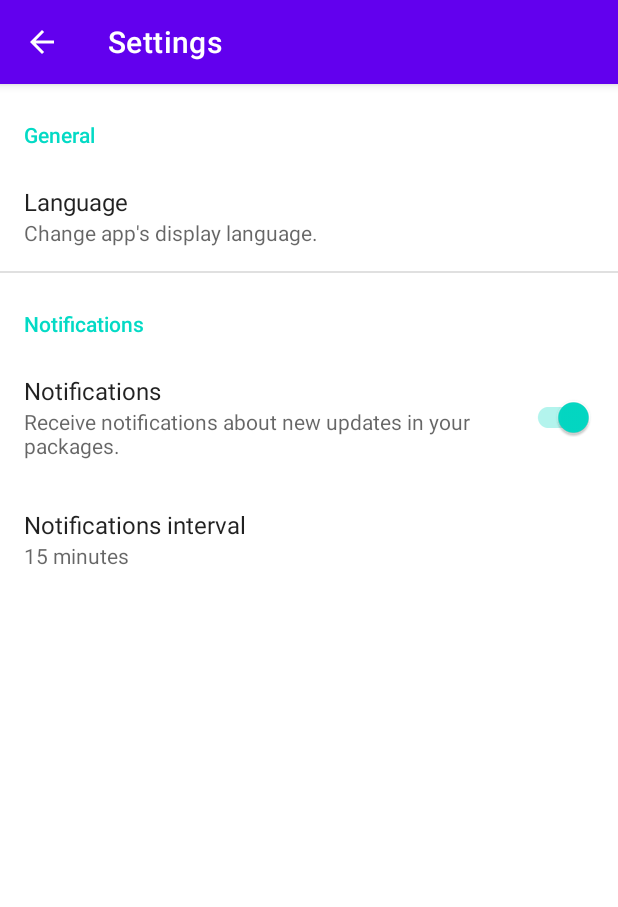
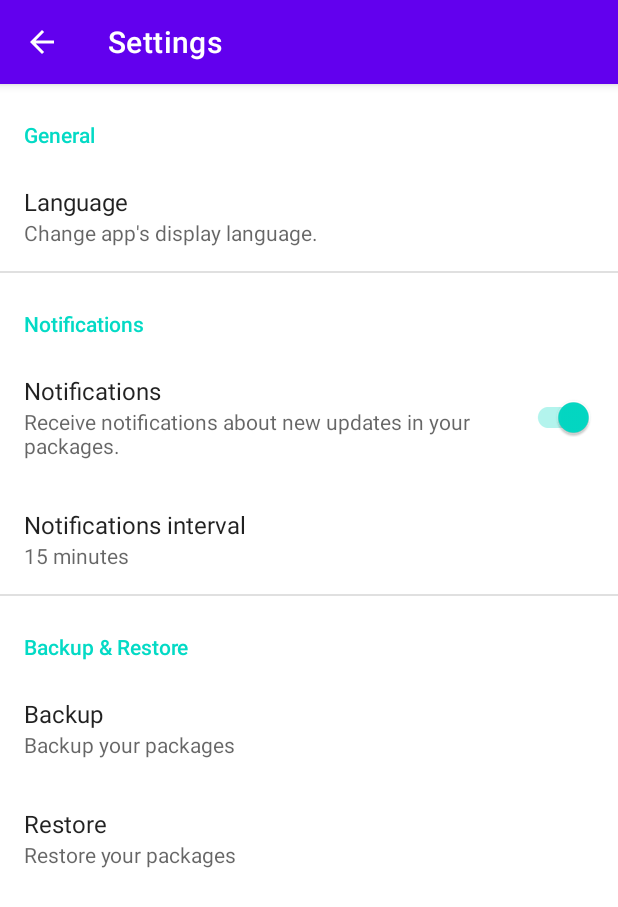
Before and after one commit to spgrvl/package-tracker-app, an Android app: the SettingsFragment screen opened directly, with no data from a screen before it, on a phone screen of 412 x 824 dp. Shown: the top 907 px of the screen. Run offline under Robolectric (Android 15) with nearby library versions, the phone set to English and light mode, and no system bars; our stand-ins replace androidx.preference; libraries missing offline, so code that uses them is left out: com.opencsv.

Commit message:
Added backup & restore functionality. Minor optimizations.

```diff
--- a/app/src/main/res/values/strings.xml
+++ b/app/src/main/res/values/strings.xml
@@ -41,6 +41,16 @@
     <string name="notif_pref_cat">Notifications</string>
     <string name="ask_add_package">Add Package?</string>
     <string name="possible_tracking_id">Possible tracking ID detected:\u0020</string>
+    <string name="backup_restore_cat">Backup &amp; Restore</string>
+    <string name="backup_pref">Backup</string>
+    <string name="restore_pref">Restore</string>
+    <string name="backup_pref_summary">Backup your packages</string>
+    <string name="restore_pref_summary">Restore your packages</string>
+    <string name="backup_exported_to">Backup exported to:\n\n</string>
+    <string name="backup_error">There was an error while taking backup!</string>
+    <string name="no_backup_found">No backup found!</string>
+    <string name="backup_restored">Backup restored!</string>
+    <string name="restore_error">There was an error while restoring backup!</string>
 
     <string-array name="notif_interval_pref_entries">
         <item>15 minutes</item>
--- a/app/src/main/res/xml/preferences.xml
+++ b/app/src/main/res/xml/preferences.xml
@@ -38,4 +38,20 @@
             android:negativeButtonText="@string/cancel"/>
     </PreferenceCategory>
 
+    <PreferenceCategory
+        android:title="@string/backup_restore_cat"
+        app:iconSpaceReserved="false">
+        <Preference
+            android:title="@string/backup_pref"
+            android:key="backup_button"
+            android:summary="@string/backup_pref_summary"
+            app:iconSpaceReserved="false"/>
+        <Preference
+            android:title="@string/restore_pref"
+            android:key="restore_button"
+            android:summary="@string/restore_pref_summary"
+            app:iconSpaceReserved="false"/>
+
+    </PreferenceCategory>
+
 </PreferenceScreen>
```
Also changed, not shown: app/build.gradle (+5 -3 lines), app/src/main/java/com/spgrvl/packagetracker/DatabaseHelper.java (+8 -0 lines), app/src/main/java/com/spgrvl/packagetracker/SettingsFragment.java (+104 -4 lines), 1 other file.
